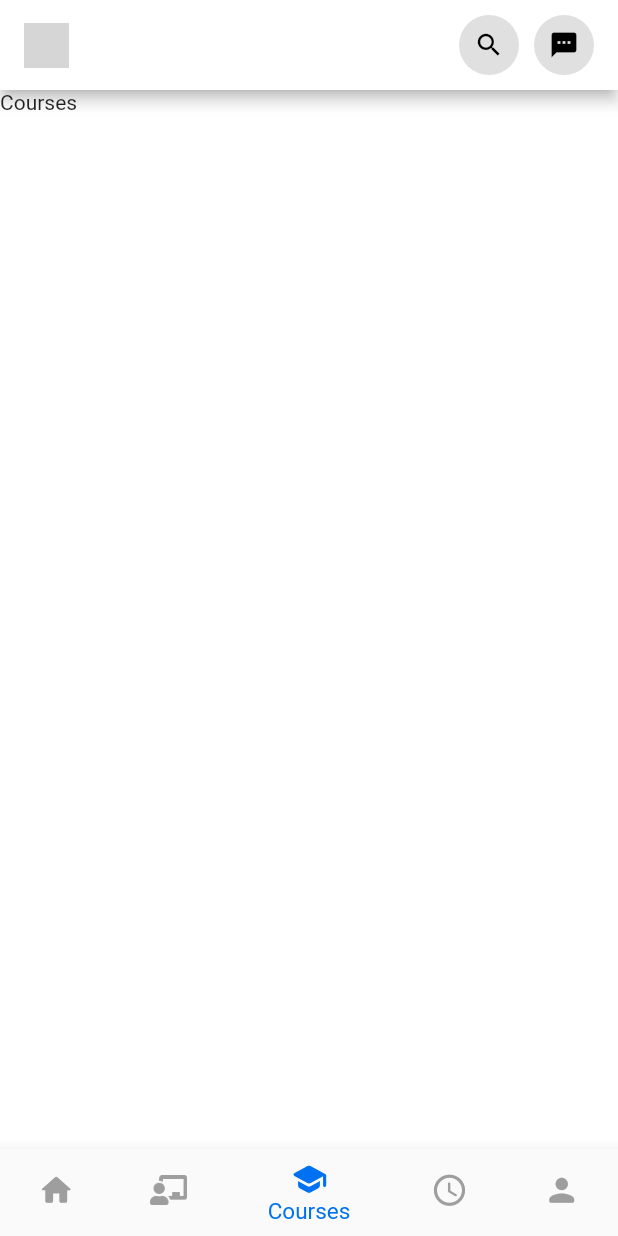
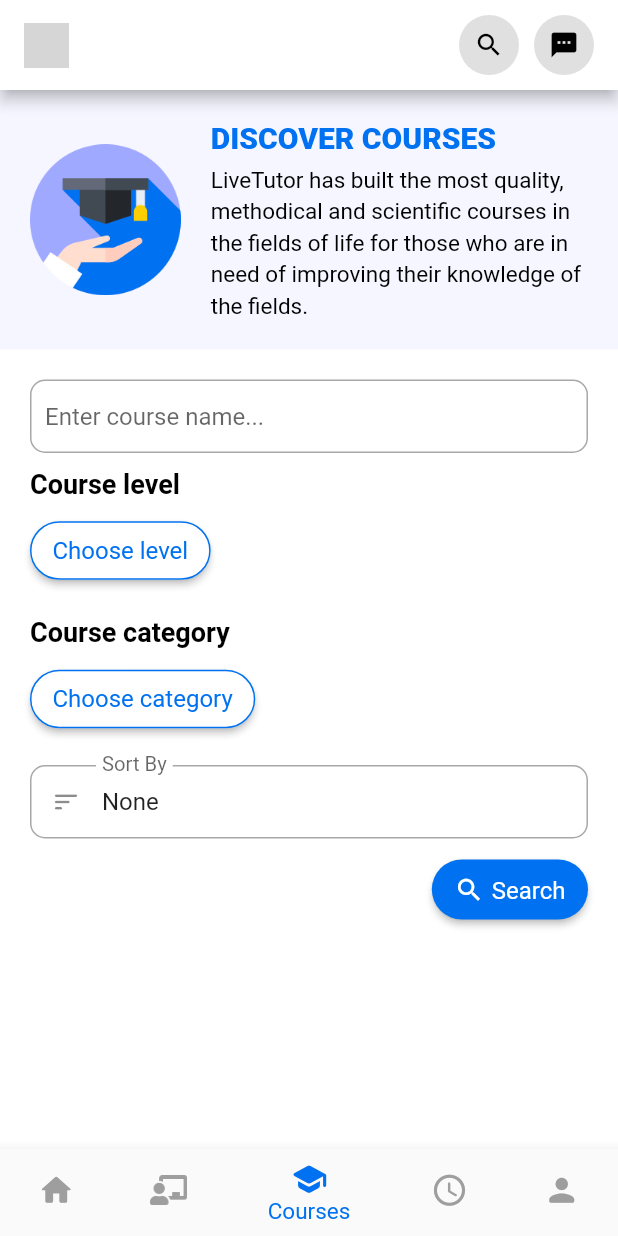
Before and after one commit to Dat-TG/LetTutor, a Flutter app: the screen it shows after launch, item 3 of the bottom bar chosen, on a phone screen of 412 x 824 dp. Run offline on Flutter 3.47's test engine with Material 2 defaults, Android fonts, the phone set to English and light mode, and no system bars; our stand-ins replace badges, carousel_slider, flutter_rating_bar; missing offline and left inert: filter_list; grey boxes are pictures that could not be loaded.

Commit message:
course search

```diff
--- a/lib/common/bottom_bar.dart
+++ b/lib/common/bottom_bar.dart
@@ -1,5 +1,6 @@
 import 'package:flutter/material.dart';
 import 'package:let_tutor/common/appbar_main.dart';
+import 'package:let_tutor/presentation/course/course_screen.dart';
 import 'package:let_tutor/presentation/home/home_screen.dart';
 import 'package:let_tutor/presentation/tutor/tutor_screen.dart';
 
@@ -17,7 +18,7 @@
   List<Widget> pages = [
     const HomeScreen(),
     const TutorScreen(),
-    const Text('Courses'),
+    const CourseScreen(),
     const Text('History'),
     const Text('Profile'),
   ];
--- /dev/null
+++ b/lib/presentation/course/course_screen.dart
@@ -0,0 +1,28 @@
+import 'package:flutter/material.dart';
+import 'package:let_tutor/presentation/course/widgets/course_banner.dart';
+import 'package:let_tutor/presentation/course/widgets/course_search.dart';
+
+class CourseScreen extends StatelessWidget {
+  const CourseScreen({super.key});
+
+  @override
+  Widget build(BuildContext context) {
+    return const SingleChildScrollView(
+      child: Column(
+        crossAxisAlignment: CrossAxisAlignment.start,
+        children: [
+          CourseBanner(),
+          SizedBox(
+            height: 20,
+          ),
+          Padding(
+            padding: EdgeInsets.symmetric(
+              horizontal: 20,
+            ),
+            child: CourseSearch(),
+          ),
+        ],
+      ),
+    );
+  }
+}
--- /dev/null
+++ b/lib/presentation/course/widgets/choose_sort_option.dart
@@ -0,0 +1,89 @@
+import 'package:flutter/material.dart';
+
+class ChooseSortOption extends StatefulWidget {
+  final TextEditingController sortOptionController;
+  const ChooseSortOption({super.key, required this.sortOptionController});
+
+  @override
+  State<ChooseSortOption> createState() => _ChooseSortOptionState();
+}
+
+class _ChooseSortOptionState extends State<ChooseSortOption> {
+  int index = 0;
+  List<String> options = [
+    'None',
+    'Level ascending',
+    'Level decreasing',
+  ];
+  @override
+  void initState() {
+    super.initState();
+    widget.sortOptionController.text = options[0];
+  }
+
+  @override
+  Widget build(BuildContext context) {
+    return MenuAnchor(
+        menuChildren: List<MenuItemButton>.generate(
+          3,
+          (int id) => MenuItemButton(
+              onPressed: () => setState(() {
+                    index = id;
+                    widget.sortOptionController.text = options[id];
+                  }),
+              child: SizedBox(
+                width: 200,
+                height: 50,
+                child: ListTile(
+                  tileColor: Colors.white,
+                  title: Text(options[id]),
+                  titleTextStyle: const TextStyle(
+                    color: Colors.black,
+                    fontSize: 18,
+                  ),
+                ),
+              )),
+        ),
+        builder:
+            (BuildContext context, MenuController controller, Widget? child) {
+          return TextField(
+            readOnly: true,
+            onTap: () {
+              if (controller.isOpen) {
+                controller.close();
+              } else {
+                controller.open();
+              }
+            },
+            controller: widget.sortOptionController,
+            style: const TextStyle(fontSize: 16),
+            keyboardType: TextInputType.emailAddress,
+            textInputAction: TextInputAction.next,
+            decoration: const InputDecoration(
+              labelText: 'Sort By',
+              labelStyle: TextStyle(
+                fontSize: 18,
+              ),
+              prefixIcon: Icon(
+                Icons.sort_rounded,
+                size: 20,
+              ),
+              errorText: null,
+              border: OutlineInputBorder(
+                borderRadius: BorderRadius.all(
+                  Radius.circular(10),
+                ),
+                borderSide: BorderSide(
+                  color: Colors.black54,
+                  width: 1,
+                ),
+              ),
+              contentPadding: EdgeInsets.symmetric(
+                horizontal: 5,
+                vertical: 15,
+              ),
+            ),
+          );
+        });
+  }
+}
--- /dev/null
+++ b/lib/presentation/course/widgets/course_banner.dart
@@ -0,0 +1,58 @@
+import 'package:flutter/material.dart';
+
+class CourseBanner extends StatelessWidget {
+  const CourseBanner({super.key});
+
+  @override
+  Widget build(BuildContext context) {
+    return Container(
+      width: double.infinity,
+      padding: const EdgeInsets.all(20),
+      decoration: const BoxDecoration(
+        color: Color.fromARGB(255, 245, 246, 255),
+        shape: BoxShape.rectangle,
+      ),
+      child: Row(
+        mainAxisAlignment: MainAxisAlignment.spaceBetween,
+        children: [
+          Expanded(
+            flex: 2,
+            child: Image.asset(
+              'assets/images/course_banner.png',
+            ),
+          ),
+          const SizedBox(
+            width: 20,
+          ),
+          Expanded(
+            flex: 5,
+            child: Column(
+              crossAxisAlignment: CrossAxisAlignment.start,
+              children: [
+                Text(
+                  'DISCOVER COURSES',
+                  style: TextStyle(
+                    color: Theme.of(context).primaryColor,
+                    fontSize: 20,
+                    fontWeight: FontWeight.w900,
+                  ),
+                ),
+                const SizedBox(
+                  height: 5,
+                ),
+                const Text(
+                  'LiveTutor has built the most quality, methodical and scientific courses in the fields of life for those who are in need of improving their knowledge of the fields.',
+                  style: TextStyle(
+                    fontSize: 15,
+                    color: Colors.black,
+                    height: 1.4,
+                  ),
+                ),
+              ],
+            ),
+          ),
+        ],
+      ),
+    );
+  }
+}
--- /dev/null
+++ b/lib/presentation/course/widgets/course_search.dart
@@ -0,0 +1,156 @@
+import 'package:flutter/material.dart';
+import 'package:let_tutor/common/custom_button.dart';
+import 'package:let_tutor/common/custom_date_picker.dart';
+import 'package:let_tutor/common/custom_time_picker.dart';
+import 'package:let_tutor/presentation/course/widgets/choose_sort_option.dart';
+import 'package:let_tutor/presentation/tutor/widgets/choose_nationality.dart';
+import 'package:let_tutor/presentation/tutor/widgets/tutor_tag.dart';
+import 'package:let_tutor/utils/constants.dart';
+import 'package:let_tutor/utils/helpers.dart';
+
+class CourseSearch extends StatefulWidget {
+  const CourseSearch({super.key});
+
+  @override
+  State<CourseSearch> createState() => _CourseSearchState();
+}
+
+class _CourseSearchState extends State<CourseSearch> {
+  List<String> selectedLevels = [], selectedCategories = [];
+  final TextEditingController sortOptionController = TextEditingController();
+
+  @override
+  Widget build(BuildContext context) {
+    return Column(
+      crossAxisAlignment: CrossAxisAlignment.start,
+      children: [
+        const TextField(
+          decoration: InputDecoration(
+            hintText: 'Enter course name...',
+            border: OutlineInputBorder(
+              borderRadius: BorderRadius.all(
+                Radius.circular(10),
+              ),
+              borderSide: BorderSide(
+                color: Colors.black54,
+                width: 1,
+              ),
+            ),
+            contentPadding: EdgeInsets.symmetric(
+              horizontal: 10,
+              vertical: 15,
+            ),
+          ),
+        ),
+        const SizedBox(
+          height: 10,
+        ),
+        const Text(
+          'Course level',
+          style: TextStyle(
+            fontSize: 18,
+            color: Colors.black,
+            fontWeight: FontWeight.w700,
+          ),
+        ),
+        const SizedBox(
+          height: 10,
+        ),
+        CustomButton(
+            title: 'Choose level',
+            backgroundColor: Colors.white,
+            titleColor: Theme.of(context).primaryColor,
+            borderColor: Theme.of(context).primaryColor,
+            padding: const EdgeInsets.symmetric(
+              horizontal: 15,
+              vertical: 10,
+            ),
+            callback: () {
+              Helpers.openFilterDialog(
+                  context, AppConstants.courseLevels, selectedLevels,
+                  (List<String> list) {
+                setState(() {
+                  selectedLevels = list;
+                });
+              });
+            }),
+        const SizedBox(
+          height: 10,
+        ),
+        Wrap(
+          spacing: 10,
+          runSpacing: 10,
+          children: (selectedLevels.length < AppConstants.courseLevels.length)
+              ? selectedLevels.map((e) => TutorTag(name: e)).toList()
+              : [const TutorTag(name: 'All')],
+        ),
+        const SizedBox(
+          height: 10,
+        ),
+        const Text(
+          'Course category',
+          style: TextStyle(
+            fontSize: 18,
+            color: Colors.black,
+            fontWeight: FontWeight.w700,
+          ),
+        ),
+        const SizedBox(
+          height: 10,
+        ),
+        CustomButton(
+            title: 'Choose category',
+            backgroundColor: Colors.white,
+            titleColor: Theme.of(context).primaryColor,
+            borderColor: Theme.of(context).primaryColor,
+            padding: const EdgeInsets.symmetric(
+              horizontal: 15,
+              vertical: 10,
+            ),
+            callback: () {
+              Helpers.openFilterDialog(
+                  context, AppConstants.courseCategories, selectedCategories,
+                  (List<String> list) {
+                setState(() {
+                  selectedCategories = list;
+                });
+              });
+            }),
+        const SizedBox(
+          height: 10,
+        ),
+        Wrap(
+          spacing: 10,
+          runSpacing: 10,
+          children:
+              (selectedCategories.length < AppConstants.courseCategories.length)
+                  ? selectedCategories.map((e) => TutorTag(name: e)).toList()
+                  : [const TutorTag(name: 'All')],
+        ),
+        const SizedBox(
+          height: 10,
+        ),
+        ChooseSortOption(sortOptionController: sortOptionController),
+        const SizedBox(
+          height: 10,
+        ),
+        Align(
+          alignment: Alignment.centerRight,
+          child: CustomButton(
+            title: 'Search',
+            icon: const Icon(
+              Icons.search,
+              color: Colors.white,
+              size: 20,
+            ),
+            callback: () {},
+            padding: const EdgeInsets.symmetric(
+              horizontal: 15,
+              vertical: 10,
+            ),
+          ),
+        )
+      ],
+    );
+  }
+}
--- a/lib/utils/constants.dart
+++ b/lib/utils/constants.dart
@@ -12,4 +12,32 @@
     'TOEFL',
     'TOEIC',
   ];
+
+  static const List<String> courseLevels = [
+    'Beginner',
+    'Upper-Beginner',
+    'Pre-Intermediate',
+    'Intermediate',
+    'Upper-Intermediate',
+    'Pre-advanced',
+    'Advanced',
+    'Very advanced',
+  ];
+
+  static const List<String> courseCategories = [
+    'For Studying Abroad',
+    'English For Traveling',
+    'Conversational English',
+    'English For Beginners',
+    'Business English',
+    'STARTERS',
+    'English For Kid',
+    'PET',
+    'KET',
+    'MOVERS',
+    'FLYERS',
+    'TOEFL',
+    'TOEIC',
+    'IELTS',
+  ];
 }
```
Also changed, not shown: assets/images/course_banner.png (added).
